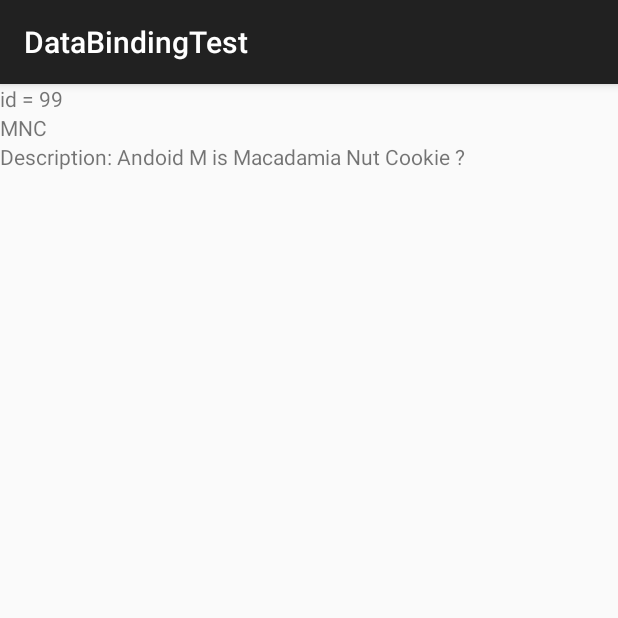
After one commit to s11113153/DataBindingTest, an Android app: the IncludeDataBindingLayoutActivity screen opened directly, with no data from a screen before it, on a phone screen of 412 x 824 dp, the top half of it. The commit adds this screen. Run offline under Robolectric (Android 15) with nearby library versions, the phone set to English and light mode, and no system bars; our stand-ins replace data binding.

Commit message:
Imp IncludeDataBindingLayoutActivity

```diff
--- a/app/src/main/AndroidManifest.xml
+++ b/app/src/main/AndroidManifest.xml
@@ -27,6 +27,8 @@
 
         <activity android:name=".AvoidingNullPointerExceptionActivity"/>
 
+        <activity android:name=".IncludeDataBindingLayoutActivity"/>
+
     </application>
 
 </manifest>
--- /dev/null
+++ b/app/src/main/java/com/s11113153/databindingtest/IncludeDataBindingLayoutActivity.java
@@ -0,0 +1,34 @@
+package com.s11113153.databindingtest;
+
+import com.s11113153.databindingtest.databinding.ActivityIncludeBinding;
+import com.s11113153.databindingtest.model.User;
+
+import android.content.Context;
+import android.content.Intent;
+import android.databinding.DataBindingUtil;
+import android.os.Bundle;
+import android.support.v7.app.AppCompatActivity;
+
+/**
+ * Created by xuyouren on 15/6/6.
+ */
+public class IncludeDataBindingLayoutActivity extends AppCompatActivity {
+
+
+  public static void start(Context context) {
+    Intent starter = new Intent(context, IncludeDataBindingLayoutActivity.class);
+    context.startActivity(starter);
+  }
+
+  @Override
+  protected void onCreate(Bundle savedInstanceState) {
+    super.onCreate(savedInstanceState);
+    User user = new User()
+      .setId(99)
+      .setName("MNC")
+      .setDescription("Andoid M is Macadamia Nut Cookie ?");
+
+    ActivityIncludeBinding binding = DataBindingUtil.setContentView(this, R.layout.activity_include);
+    binding.setUser(user);
+  }
+}
--- a/app/src/main/java/com/s11113153/databindingtest/MainActivity.java
+++ b/app/src/main/java/com/s11113153/databindingtest/MainActivity.java
@@ -35,7 +35,7 @@ public class MainActivity extends AppCompatActivity {
 
       .addTitle(new Title("Avoiding NullPointerException", ()-> AvoidingNullPointerExceptionActivity.start(this)))
 
-      .addTitle(new Title("Include Data Binding Layout", ()-> {}));
+      .addTitle(new Title("Include Data Binding Layout", ()-> IncludeDataBindingLayoutActivity.start(this)));
 
     binding.setListOnItemClickListener((AdapterView<?> parent, View view, int position, long id) ->
         adapter.getItem(position).action.call()
--- /dev/null
+++ b/app/src/main/res/layout/activity_include.xml
@@ -0,0 +1,24 @@
+<?xml version="1.0" encoding="utf-8"?>
+<layout xmlns:android="http://schemas.android.com/apk/res/android"
+    xmlns:tools="http://schemas.android.com/tools">
+
+    <data>
+        <variable name="user" type="com.s11113153.databindingtest.model.User"/>
+    </data>
+
+    <LinearLayout
+        android:orientation="vertical"
+        android:layout_width="match_parent"
+        android:layout_height="match_parent">
+
+        <TextView
+            android:text='@{"id = " + user.id}'
+            android:layout_width="wrap_content"
+            android:layout_height="wrap_content" />
+
+        <include
+            layout="@layout/activity_simple"
+            tools:user="@{user}" />
+
+    </LinearLayout>
+</layout>
```
